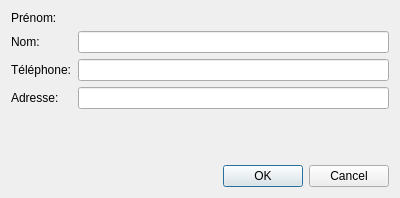
AlexandreGirardin/ProjetAnalyse, file InfoDynamiqueQt/Vues/vuegestionclient.ui: the form before one commit.
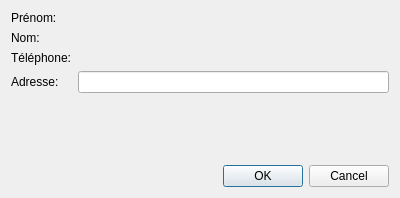
The form after the commit.

Commit message: Utilisation des champFormulaire

The edit to the form file:
```diff
--- a/InfoDynamiqueQt/Vues/vuegestionclient.ui
+++ b/InfoDynamiqueQt/Vues/vuegestionclient.ui
@@ -30,9 +30,6 @@
        </property>
       </widget>
      </item>
-     <item row="1" column="1">
-      <widget class="QLineEdit" name="champNom"/>
-     </item>
      <item row="2" column="0">
       <widget class="QLabel" name="etiquetteTelephone">
        <property name="text">
@@ -40,9 +37,6 @@
        </property>
       </widget>
      </item>
-     <item row="2" column="1">
-      <widget class="QLineEdit" name="champTelephone"/>
-     </item>
      <item row="3" column="0">
       <widget class="QLabel" name="etiquetteAdresse">
        <property name="text">
```
The commit also changes 5 other files.
